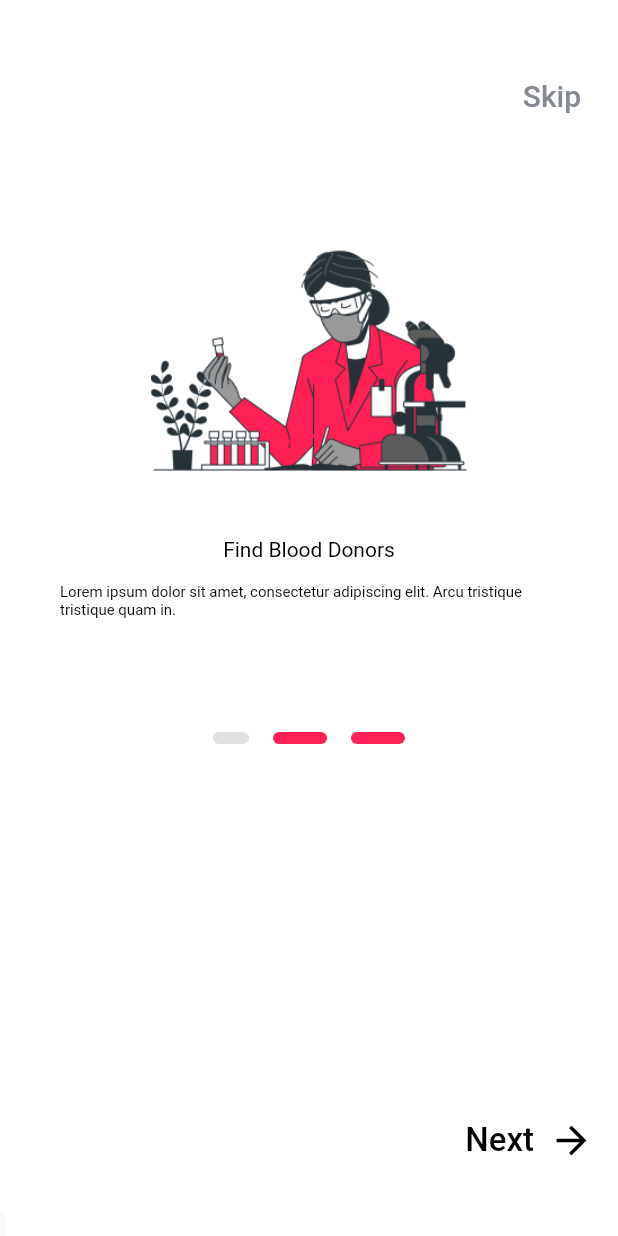
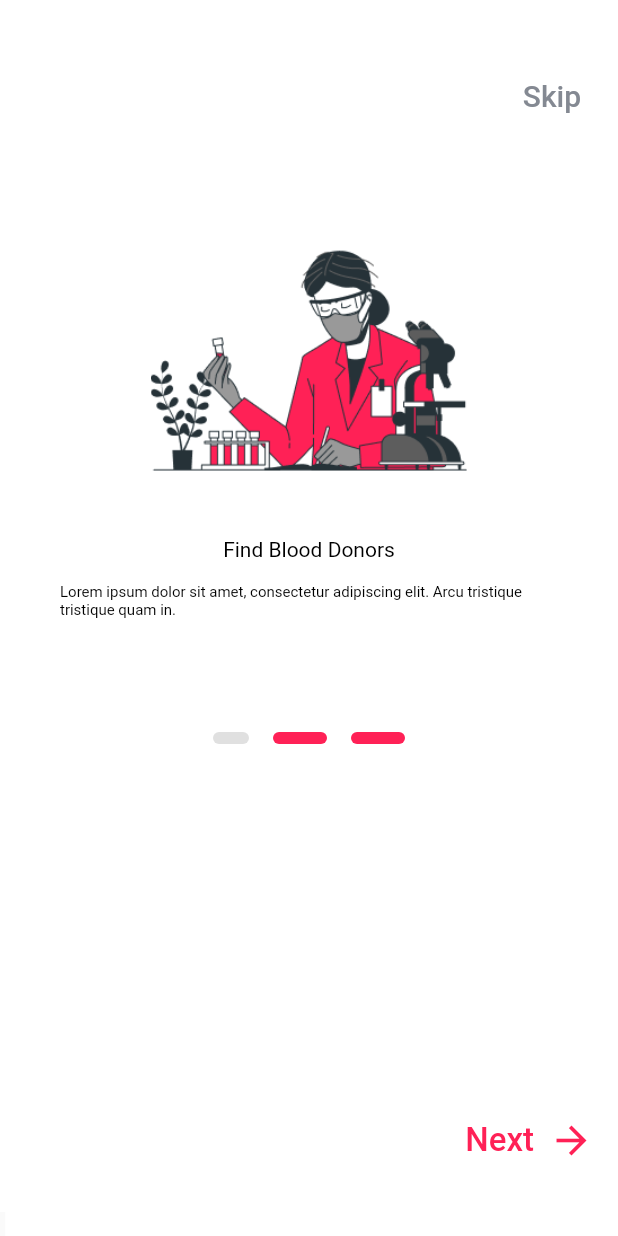
Before and after one commit to devshakibhasan/Blood_Donation_app_project-, a Flutter app: the screen it shows after launch, on a phone screen of 412 x 824 dp. Run offline on Flutter 3.47's test engine with Material 2 defaults, Android fonts, the phone set to English and light mode, and no system bars.

Commit message:
arrow key color change

```diff
--- a/lib/screens/onboarding_screen.dart
+++ b/lib/screens/onboarding_screen.dart
@@ -214,14 +214,14 @@ class _OnboardingScreenState extends State<OnboardingScreen> {
                                 Text(
                                   'Next',
                                   style: TextStyle(
-                                    color: Colors.black,
+                                    color: Color(0xFFFF2156),
                                     fontSize: 22.0,
                                   ),
                                 ),
                                 SizedBox(width: 10.0),
                                 Icon(
                                   Icons.arrow_forward,
-                                  color: Colors.black,
+                                  color: Color(0xFFFF2156),
                                   size: 30.0,
                                 ),
                               ],
```
